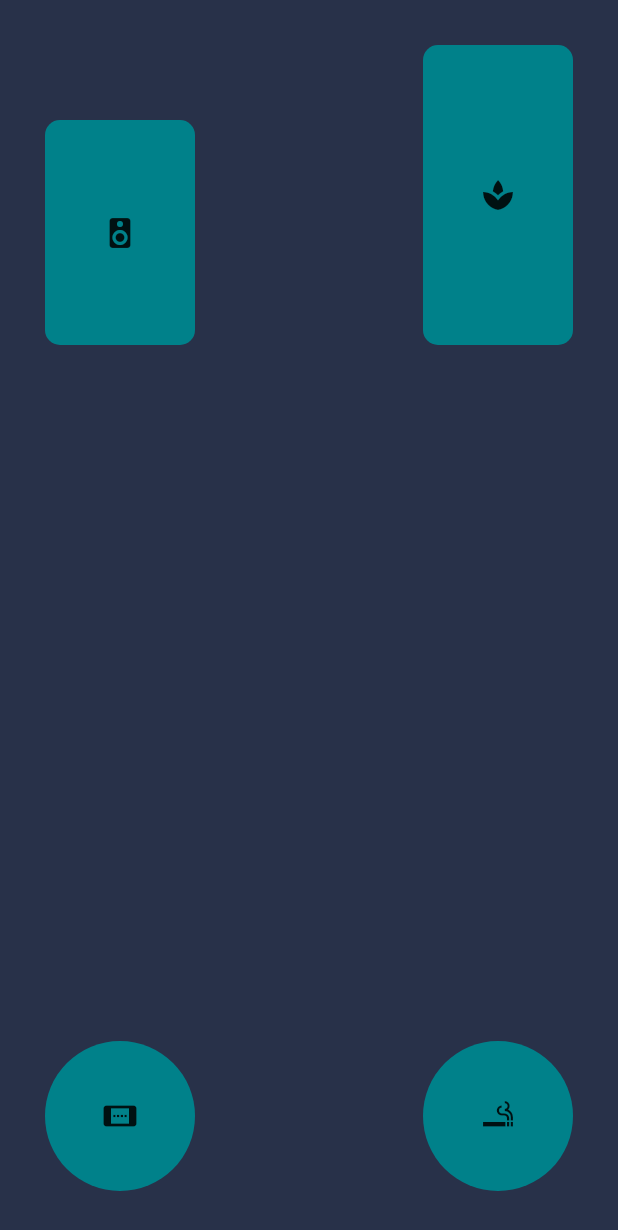
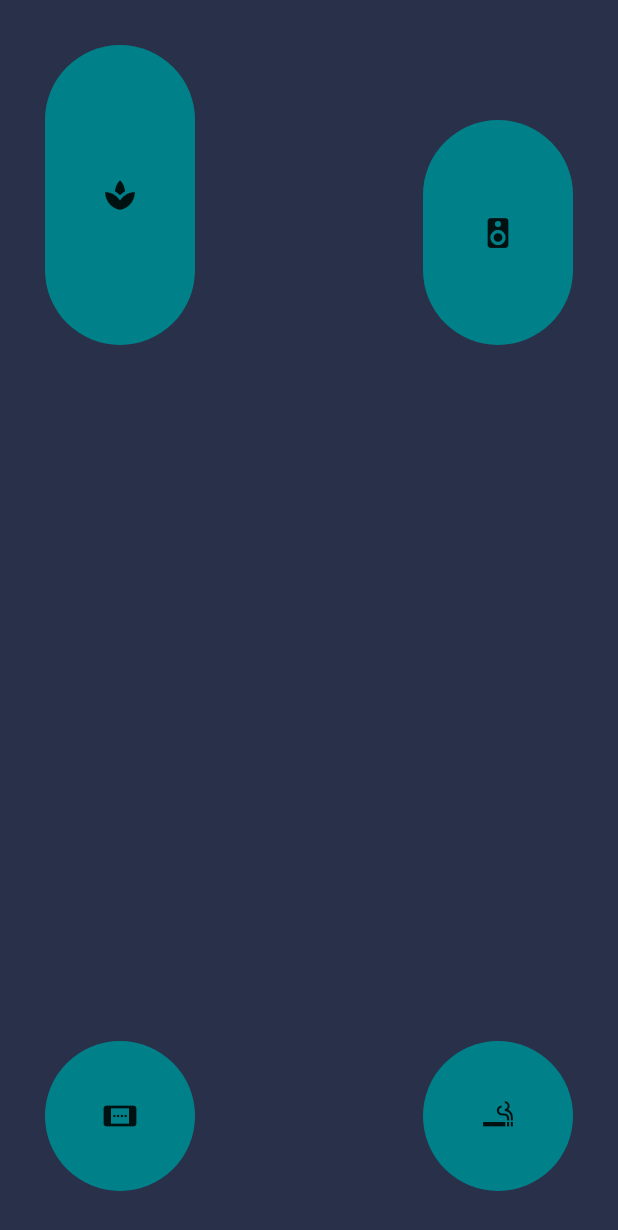
Before and after one commit to mebn/klasApp, a Flutter app: the screen it shows after launch, on a phone screen of 412 x 824 dp. Shown: the top 1230 px of the screen. Run offline on Flutter 3.47's test engine with Material 2 defaults, Android fonts, the phone set to English and light mode, and no system bars; missing offline and left inert: flutter_socket_io.

Commit message:
small redesign, code cleanup

```diff
--- a/lib/main.dart
+++ b/lib/main.dart
@@ -24,72 +24,40 @@ class MyHomePage extends StatefulWidget {
 
 class MyHomePageState extends State<MyHomePage> {
   SocketIO socketIO;
-  bool forward = false;
-  bool backward = false;
-  bool left = false;
-  bool right = false;
   String moveFlutter;
+  // forward, backward, left, right
+  List<bool> directions = [false, false, false, false];
+  List<Color> colors = [Color(0xFF00818a), Color(0xFF00818a), Color(0xFF00818a), Color(0xFF00818a)];
 
-  Color cforward = Color(0xFF00818a);
-  Color cbackward = Color(0xFF00818a);
-  Color cleft = Color(0xFF00818a);
-  Color cright = Color(0xFF00818a);
-
-  _holdB(String id){
+  _holdB(int id){
     setState(() {
-      if(id == 'backward'){
-        backward = true;
-        cbackward = Color(0xFF404b69);
-      }
-      if(id == 'forward'){
-        forward = true;
-        cforward = Color(0xFF404b69);
-      }
-      if(id == 'left'){
-        left = true;
-        cleft = Color(0xFF404b69);
-      }
-      if(id == 'right'){
-        right = true;
-        cright = Color(0xFF404b69);
-      }
+      directions[id] = true;
+      colors[id] = Color(0xFF404b69);
     });
   }
 
-  _releaseB(String id){
+  _releaseB(int id){
     setState(() {
-      if(id == 'backward'){
-        backward = false;
-        cbackward = Color(0xFF00818a);
-      }
-      if(id == 'forward'){
-        forward = false;
-        cforward = Color(0xFF00818a);
-      }
-      if(id == 'left'){
-        left = false;
-        cleft = Color(0xFF00818a);
-      }
-      if(id == 'right'){
-        right = false;
-        cright = Color(0xFF00818a);
-      }
+      directions[id] = false;
+      colors[id] = Color(0xFF00818a);
     });
   }
 
-  _connectSocket() {
+  MyHomePageState(){
+    // connecting to server
     socketIO = new SocketIO("http://10.0.0.1:8080", "/");
     socketIO.init();
     socketIO.connect();
-  }
-
-  MyHomePageState(){
-    _connectSocket();
+    // sending command to the server at 60fps
     new Timer.periodic(Duration(milliseconds: 17), (Timer t) {
       setState(() {
-        moveFlutter = '{forward:'+forward.toString()+',backward:'+backward.toString()+',left:'+left.toString()+',right:'+right.toString()+'}';
+        moveFlutter = '{forward:'+directions[0].toString()+
+        ',backward:'+directions[1].toString()+
+        ',left:'+directions[2].toString()+
+        ',right:'+directions[3].toString()+
+        '}';
       });
-      socketIO.sendMessage("event", moveFlutter);
+      socketIO.sendMessage("moveFlutter", moveFlutter);
     });
   }
   @override
@@ -108,39 +76,39 @@ class MyHomePageState extends State<MyHomePage> {
                 new Row(
                   mainAxisAlignment: MainAxisAlignment.spaceBetween,
                   children: <Widget>[
+                    // forward
+                    new GestureDetector(
+                      onTapDown: (_) => _holdB(0),
+                      onTapUp: (_) => _releaseB(0),
+                      onTapCancel: () => _releaseB(0),
+                      child: new Container(
+                        decoration: new BoxDecoration(
+                          color: colors[0],
+                          borderRadius: BorderRadius.all(Radius.circular(50.0)),
+                        ),
+                        margin: EdgeInsets.only(top: 30.0, left: 30.0),
+                        width: 100.0,
+                        height: 200.0,
+                        child: new Center(
+                          child: new Icon(IconData(0xe5d8, fontFamily: 'MaterialIcons')),
+                        ),
+                      ),
+                    ),
                     // backward
                     new GestureDetector(
-                      onTapDown: (_) => _holdB('backward'),
-                      onTapUp: (_) => _releaseB('backward'),
-                      onTapCancel: () => _releaseB('backward'),
+                      onTapDown: (_) => _holdB(1),
+                      onTapUp: (_) => _releaseB(1),
+                      onTapCancel: () => _releaseB(1),
                       child: new Container(
                         decoration: new BoxDecoration(
-                          color: cbackward,
-                          borderRadius: BorderRadius.all(Radius.circular(10.0)),
+                          color: colors[1],
+                          borderRadius: BorderRadius.all(Radius.circular(50.0)),
                         ),
-                        margin: EdgeInsets.only(top: 80.0, left: 30.0),
+                        margin: EdgeInsets.only(top: 80.0, right: 30.0),
                         width: 100.0,
                         height: 150.0,
                         child: new Center(
                           child: new Icon(IconData(0xe5db, fontFamily: 'MaterialIcons')),
-                        ),
-                      ),
-                    ),
-                    // forward
-                    new GestureDetector(
-                      onTapDown: (_) => _holdB('forward'),
-                      onTapUp: (_) => _releaseB('forward'),
-                      onTapCancel: () => _releaseB('forward'),
-                      child: new Container(
-                        decoration: new BoxDecoration(
-                          color: cforward,
-                          borderRadius: BorderRadius.all(Radius.circular(10.0)),
-                        ),
-                        margin: EdgeInsets.only(top: 30.0, right: 30.0),
-                        width: 100.0,
-                        height: 200.0,
-                        child: new Center(
-                          child: new Icon(IconData(0xe5d8, fontFamily: 'MaterialIcons')),
                         ),
                       ),
                     ),
@@ -151,12 +119,12 @@ class MyHomePageState extends State<MyHomePage> {
                   children: <Widget>[
                     // left
                     new GestureDetector(
-                      onTapDown: (_) => _holdB('left'),
-                      onTapUp: (_) => _releaseB('left'),
-                      onTapCancel: () => _releaseB('left'),
+                      onTapDown: (_) => _holdB(2),
+                      onTapUp: (_) => _releaseB(2),
+                      onTapCancel: () => _releaseB(2),
                       child: new Container(
                         decoration: new BoxDecoration(
-                          color: cleft,
+                          color: colors[2],
                           borderRadius: BorderRadius.all(Radius.circular(50.0)),
                         ),
                         margin: EdgeInsets.only(bottom: 30.0, left: 30.0),
@@ -169,12 +137,12 @@ class MyHomePageState extends State<MyHomePage> {
                     ),
                     // right
                     new GestureDetector(
-                      onTapDown: (_) => _holdB('right'),
-                      onTapUp: (_) => _releaseB('right'),
-                      onTapCancel: () => _releaseB('right'),
+                      onTapDown: (_) => _holdB(3),
+                      onTapUp: (_) => _releaseB(3),
+                      onTapCancel: () => _releaseB(3),
                       child: new Container(
                         decoration: new BoxDecoration(
-                          color: cright,
+                          color: colors[3],
                           borderRadius: BorderRadius.all(Radius.circular(50.0)),
                         ),
                         margin: EdgeInsets.only(bottom: 30.0, right: 30.0),
@@ -204,17 +172,59 @@ class MyHomePageState extends State<MyHomePage> {
                       mainAxisAlignment: MainAxisAlignment.end,
                       crossAxisAlignment: CrossAxisAlignment.end,
                       children: <Widget>[
-                        // left
+                        // forward
                         new GestureDetector(
-                          onTapDown: (_) => _holdB('left'),
-                          onTapUp: (_) => _releaseB('left'),
-                          onTapCancel: () => _releaseB('left'),
+                          onTapDown: (_) => _holdB(0),
+                          onTapUp: (_) => _releaseB(0),
+                          onTapCancel: () => _releaseB(0),
                           child: new Container(
                             decoration: new BoxDecoration(
-                              color: cleft,
+                              color: colors[0],
                               borderRadius: BorderRadius.all(Radius.circular(50.0)),
                             ),
                             margin: EdgeInsets.only(bottom: 30.0, left: 30.0),
+                            width: 100.0,
+                            height: 200.0,
+                            child: new Center(
+                              child: new Icon(IconData(0xe5d8, fontFamily: 'MaterialIcons')),
+                            ),
+                          ),
+                        ),
+                        // backward
+                        new GestureDetector(
+                          onTapDown: (_) => _holdB(1),
+                          onTapUp: (_) => _releaseB(1),
+                          onTapCancel: () => _releaseB(1),
+                          child: new Container(
+                            decoration: new BoxDecoration(
+                              color: colors[1],
+                              borderRadius: BorderRadius.all(Radius.circular(50.0)),
+                            ),
+                            margin: EdgeInsets.only(bottom: 30.0, left: 30.0),
+                            width: 100.0,
+                            height: 150.0,
+                            child: new Center(
+                              child: new Icon(IconData(0xe5db, fontFamily: 'MaterialIcons')),
+                            ),
+                          ),
+                        ),
+                      ],
+                    ),
+                    new Row(
+                      mainAxisAlignment: MainAxisAlignment.end,
+                      crossAxisAlignment: CrossAxisAlignment.end,
+                      children: <Widget>[
+                        // left
+                        new GestureDetector(
+                          onTapDown: (_) => _holdB(2),
+                          onTapUp: (_) => _releaseB(2),
+                          onTapCancel: () => _releaseB(2),
+                          child: new Container(
+                            decoration: new BoxDecoration(
+                              color: colors[2],
+                              borderRadius: BorderRadius.all(Radius.circular(50.0)),
+                            ),
+                            margin: EdgeInsets.only(bottom: 30.0, right: 30.0),
                             width: 100.0,
                             height: 100.0,
                             child: new Center(
@@ -224,61 +234,19 @@ class MyHomePageState extends State<MyHomePage> {
                         ),
                         // right
                         new GestureDetector(
-                          onTapDown: (_) => _holdB('right'),
-                          onTapUp: (_) => _releaseB('right'),
-                          onTapCancel: () => _releaseB('right'),
+                          onTapDown: (_) => _holdB(3),
+                          onTapUp: (_) => _releaseB(3),
+                          onTapCancel: () => _releaseB(3),
                           child: new Container(
                             decoration: new BoxDecoration(
-                              color: cright,
+                              color: colors[3],
                               borderRadius: BorderRadius.all(Radius.circular(50.0)),
                             ),
-                            margin: EdgeInsets.only(bottom: 30.0, left: 30.0),
+                            margin: EdgeInsets.only(bottom: 30.0, right: 30.0),
                             width: 100.0,
                             height: 100.0,
                             child: new Center(
                               child: new Icon(IconData(0xe5c8, fontFamily: 'MaterialIcons', matchTextDirection: true)),
-                            ),
-                          ),
-                        ),
-                      ],
-                    ),
-                    new Row(
-                      mainAxisAlignment: MainAxisAlignment.end,
-                      crossAxisAlignment: CrossAxisAlignment.end,
-                      children: <Widget>[
-                        // backward
-                        new GestureDetector(
-                          onTapDown: (_) => _holdB('backward'),
-                          onTapUp: (_) => _releaseB('backward'),
-                          onTapCancel: () => _releaseB('backward'),
-                          child: new Container(
-                            decoration: new BoxDecoration(
-                              color: cbackward,
-                              borderRadius: BorderRadius.all(Radius.circular(10.0)),
-                            ),
-                            margin: EdgeInsets.only(bottom: 30.0, right: 30.0),
-                            width: 100.0,
-                            height: 150.0,
-                            child: new Center(
-                              child: new Icon(IconData(0xe5db, fontFamily: 'MaterialIcons')),
-                            ),
-                          ),
-                        ),
-                        // forward
-                        new GestureDetector(
-                          onTapDown: (_) => _holdB('forward'),
-                          onTapUp: (_) => _releaseB('forward'),
-                          onTapCancel: () => _releaseB('forward'),
-                          child: new Container(
-                            decoration: new BoxDecoration(
-                              color: cforward,
-                              borderRadius: BorderRadius.all(Radius.circular(10.0)),
-                            ),
-                            margin: EdgeInsets.only(bottom: 30.0, right: 30.0),
-                            width: 100.0,
-                            height: 200.0,
-                            child: new Center(
-                              child: new Icon(IconData(0xe5d8, fontFamily: 'MaterialIcons')),
                             ),
                           ),
                         ),
```
